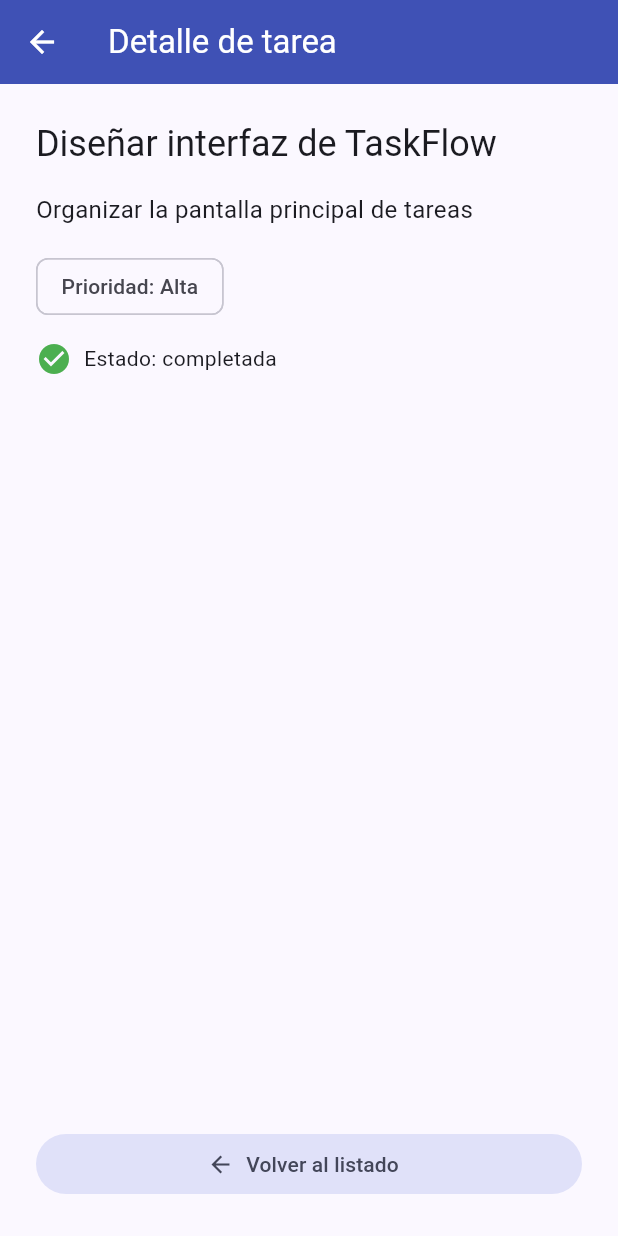
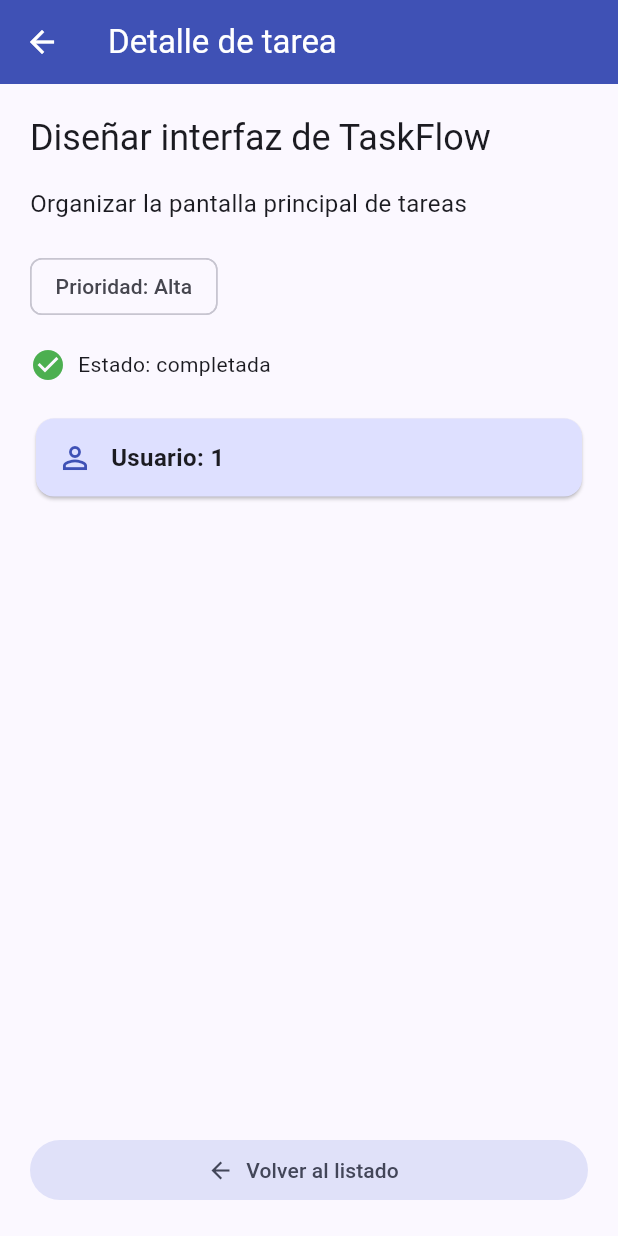
Before and after one commit to Joycesolis12/TaskFlow, a Flutter app: the screen it shows after launch, after a tap on "Diseñar interfaz de TaskFlow", on a phone screen of 412 x 824 dp. Run offline on Flutter 3.47's test engine with Material 3 defaults, Android fonts, the phone set to English and light mode, and no system bars; our stand-ins replace go_router.

Commit message:
docs: definir alcance y modelo de TaskFlow

```diff
--- a/lib/main.dart
+++ b/lib/main.dart
@@ -1,9 +1,90 @@
 import 'package:flutter/material.dart';
 import 'package:go_router/go_router.dart';
+
+import 'task.dart';
 
 void main() {
   runApp(const TaskFlowApp());
 }
+
+// ============================================
+// SESIÓN 5: DATOS LOCALES DE TASKFLOW
+// ============================================
+
+const List<Task> demoTasks = [
+  Task(
+    id: 1,
+    title: 'Diseñar interfaz de TaskFlow',
+    description: 'Organizar la pantalla principal de tareas',
+    priority: 'Alta',
+    isCompleted: true,
+    userId: 1,
+  ),
+  Task(
+    id: 2,
+    title: 'Implementar modelo Task',
+    description: 'Definir los datos de cada tarea',
+    priority: 'Alta',
+    isCompleted: true,
+    userId: 1,
+  ),
+  Task(
+    id: 3,
+    title: 'Crear tarjetas reutilizables',
+    description: 'Desarrollar el componente TaskCard',
+    priority: 'Media',
+    isCompleted: true,
+    userId: 1,
+  ),
+  Task(
+    id: 4,
+    title: 'Verificar listado desplazable',
+    description: 'Probar ListView.builder en Android',
+    priority: 'Media',
+    isCompleted: false,
+    userId: 1,
+  ),
+  Task(
+    id: 5,
+    title: 'Preparar entrega de la sesión',
+    description: 'Guardar evidencias y subir a GitHub',
+    priority: 'Baja',
+    isCompleted: false,
+    userId: 1,
+  ),
+];
+
+// ============================================
+// BUSCAR UNA TAREA POR SU ID
+// ============================================
+
+Task? findTask(int? id) {
+  for (final task in demoTasks) {
+    if (task.id == id) {
+      return task;
+    }
+  }
+
+  return null;
+}
+
+// ============================================
+// NAVEGACIÓN CON GO_ROUTER
+// ============================================
+
+final GoRouter appRouter = GoRouter(
+  routes: [
+    GoRoute(path: '/', builder: (context, state) => const TaskListScreen()),
+    GoRoute(
+      path: '/task/:id',
+      builder: (context, state) {
+        final id = int.tryParse(state.pathParameters['id'] ?? '');
+
+        return TaskDetailScreen(task: findTask(id));
+      },
+    ),
+  ],
+);
 
 // ============================================
 // APLICACIÓN PRINCIPAL
@@ -27,83 +108,7 @@ class TaskFlowApp extends StatelessWidget {
 }
 
 // ============================================
-// SESIÓN 3: MODELO DE DATOS
-// ============================================
-
-class Task {
-  const Task({
-    required this.id,
-    required this.title,
-    required this.description,
-    required this.priority,
-    required this.isCompleted,
-  });
-
-  final int id;
-  final String title;
-  final String description;
-  final String priority;
-  final bool isCompleted;
-}
-
-// Cinco tareas auténticas de TaskFlow
-const demoTasks = [
-  Task(
-    id: 1,
-    title: 'Diseñar interfaz de TaskFlow',
-    description: 'Organizar la pantalla principal de tareas',
-    priority: 'Alta',
-    isCompleted: true,
-  ),
-  Task(
-    id: 2,
-    title: 'Implementar modelo Task',
-    description: 'Definir los datos de cada tarea',
-    priority: 'Alta',
-    isCompleted: true,
-  ),
-  Task(
-    id: 3,
-    title: 'Crear tarjetas reutilizables',
-    description: 'Desarrollar el componente TaskCard',
-    priority: 'Media',
-    isCompleted: true,
-  ),
-  Task(
-    id: 4,
-    title: 'Verificar listado desplazable',
-    description: 'Probar ListView.builder en Android',
-    priority: 'Media',
-    isCompleted: false,
-  ),
-  Task(
-    id: 5,
-    title: 'Preparar entrega de la sesión',
-    description: 'Guardar evidencias y subir a GitHub',
-    priority: 'Baja',
-    isCompleted: false,
-  ),
-];
-
-// ============================================
-// SESIÓN 4: RUTAS DE NAVEGACIÓN
-// ============================================
-
-final appRouter = GoRouter(
-  routes: [
-    GoRoute(path: '/', builder: (context, state) => const TaskListScreen()),
-    GoRoute(
-      path: '/task/:id',
-      builder: (context, state) {
-        final taskId = int.parse(state.pathParameters['id']!);
-        return TaskDetailScreen(taskId: taskId);
-      },
-    ),
-  ],
-);
-
-// ============================================
-// SESIÓN 3 Y 4: TARJETA REUTILIZABLE
+// COMPONENTE REUTILIZABLE TASKCARD
 // ============================================
 
 class TaskCard extends StatelessWidget {
@@ -119,7 +124,7 @@ class TaskCard extends StatelessWidget {
         onTap: onTap,
         leading: Icon(
           task.isCompleted ? Icons.check_circle : Icons.radio_button_unchecked,
-          color: task.isCompleted ? Colors.green : null,
+          color: task.isCompleted ? Colors.green : Colors.grey,
         ),
         title: Text(task.title),
         subtitle: Text('${task.priority} · ${task.description}'),
@@ -130,7 +135,7 @@ class TaskCard extends StatelessWidget {
 }
 
 // ============================================
-// SESIÓN 4: LISTADO CON NAVEGACIÓN
+// PANTALLA PRINCIPAL: LISTADO
 // ============================================
 
 class TaskListScreen extends StatelessWidget {
@@ -153,7 +158,9 @@ class TaskListScreen extends StatelessWidget {
 
           return TaskCard(
             task: task,
-            onTap: () => context.push('/task/${task.id}'),
+            onTap: () {
+              context.push('/task/${task.id}');
+            },
           );
         },
       ),
@@ -162,17 +169,17 @@ class TaskListScreen extends StatelessWidget {
 }
 
 // ============================================
-// SESIÓN 4: PANTALLA DE DETALLE
+// SESIÓN 5: PANTALLA DE DETALLE CORREGIDA
 // ============================================
 
 class TaskDetailScreen extends StatelessWidget {
-  const TaskDetailScreen({super.key, required this.taskId});
+  const TaskDetailScreen({super.key, required this.task});
 
-  final int taskId;
+  final Task? task;
 
   @override
   Widget build(BuildContext context) {
-    final task = demoTasks.firstWhere((item) => item.id == taskId);
+    final selected = task;
 
     return Scaffold(
       appBar: AppBar(
@@ -180,34 +187,90 @@ class TaskDetailScreen extends StatelessWidget {
         backgroundColor: Colors.indigo,
         foregroundColor: Colors.white,
       ),
-      body: Padding(
-        padding: const EdgeInsets.all(24),
+      body: SafeArea(
+        child: selected == null
+            ? const Center(child: Text('No se encontró esta tarea.'))
+            : Padding(
+                padding: const EdgeInsets.all(20),
                 child: Column(
                   crossAxisAlignment: CrossAxisAlignment.start,
                   children: [
-            Text(task.title, style: Theme.of(context).textTheme.headlineSmall),
+                    // TÍTULO
+                    Text(
+                      selected.title,
+                      style: Theme.of(context).textTheme.headlineSmall,
+                    ),
+
                     const SizedBox(height: 16),
-            Text(task.description, style: const TextStyle(fontSize: 16)),
+
+                    // DESCRIPCIÓN
+                    Text(
+                      selected.description,
+                      style: const TextStyle(fontSize: 16),
+                    ),
+
+                    const SizedBox(height: 20),
+
+                    // PRIORIDAD
+                    Chip(label: Text('Prioridad: ${selected.priority}')),
+
                     const SizedBox(height: 16),
-            Chip(label: Text('Prioridad: ${task.priority}')),
-            const SizedBox(height: 12),
+
+                    // ESTADO
                     Row(
                       children: [
                         Icon(
-                  task.isCompleted ? Icons.check_circle : Icons.pending_actions,
-                  color: task.isCompleted ? Colors.green : Colors.orange,
+                          selected.isCompleted
+                              ? Icons.check_circle
+                              : Icons.pending_actions,
+                          color: selected.isCompleted
+                              ? Colors.green
+                              : Colors.orange,
                         ),
                         const SizedBox(width: 8),
                         Text(
-                  task.isCompleted ? 'Estado: completada' : 'Estado: pendiente',
+                          selected.isCompleted
+                              ? 'Estado: completada'
+                              : 'Estado: pendiente',
                         ),
                       ],
                     ),
+
+                    const SizedBox(height: 20),
+
+                    // USUARIO: SESIÓN 5
+                    Card(
+                      color: Theme.of(context).colorScheme.primaryContainer,
+                      child: Padding(
+                        padding: const EdgeInsets.all(14),
+                        child: Row(
+                          children: [
+                            const Icon(
+                              Icons.person_outline,
+                              color: Colors.indigo,
+                            ),
+                            const SizedBox(width: 12),
+                            Text(
+                              'Usuario: ${selected.userId}',
+                              style: const TextStyle(
+                                fontSize: 16,
+                                fontWeight: FontWeight.bold,
+                              ),
+                            ),
+                          ],
+                        ),
+                      ),
+                    ),
+
                     const Spacer(),
+
+                    // BOTÓN PARA REGRESAR
                     SizedBox(
                       width: double.infinity,
                       child: FilledButton.tonalIcon(
-                onPressed: () => context.pop(),
+                        onPressed: () {
+                          context.pop();
+                        },
                         icon: const Icon(Icons.arrow_back),
                         label: const Text('Volver al listado'),
                       ),
@@ -215,116 +278,6 @@ class TaskDetailScreen extends StatelessWidget {
                   ],
                 ),
               ),
-    );
-  }
-}
-
-// ============================================
-// SESIÓN 2: PANTALLA ANTERIOR CONSERVADA
-// ============================================
-
-class WelcomeScreen extends StatefulWidget {
-  const WelcomeScreen({super.key});
-
-  @override
-  State<WelcomeScreen> createState() => _WelcomeScreenState();
-}
-
-class _WelcomeScreenState extends State<WelcomeScreen> {
-  final String studentName = 'Joyce Solís';
-
-  int pendingTasks = 3;
-  int completedTasks = 0;
-
-  static const int dailyGoal = 5;
-
-  void _addTask() {
-    setState(() {
-      pendingTasks++;
-    });
-  }
-
-  void _completeTask() {
-    if (pendingTasks == 0) {
-      return;
-    }
-
-    setState(() {
-      pendingTasks--;
-
-      if (completedTasks < dailyGoal) {
-        completedTasks++;
-      }
-    });
-  }
-
-  @override
-  Widget build(BuildContext context) {
-    final statusMessage = pendingTasks == 0
-        ? '¡Excelente! No tienes tareas pendientes.'
-        : 'Aún tienes tareas por organizar.';
-
-    return Scaffold(
-      appBar: AppBar(
-        title: const Text('TaskFlow'),
-        centerTitle: true,
-        backgroundColor: Colors.indigo,
-        foregroundColor: Colors.white,
-      ),
-      body: Padding(
-        padding: const EdgeInsets.all(24),
-        child: Column(
-          crossAxisAlignment: CrossAxisAlignment.start,
-          children: [
-            const Icon(Icons.rocket_launch, size: 56, color: Colors.indigo),
-            const SizedBox(height: 24),
-            Text(
-              '¡Hola, $studentName!',
-              style: Theme.of(context).textTheme.headlineMedium,
-            ),
-            const SizedBox(height: 12),
-            Text(statusMessage),
-            const SizedBox(height: 12),
-            Text(
-              'Completadas hoy: $completedTasks de $dailyGoal',
-              style: const TextStyle(
-                fontSize: 16,
-                fontWeight: FontWeight.bold,
-                color: Colors.indigo,
-              ),
-            ),
-            const SizedBox(height: 28),
-            Card(
-              child: Padding(
-                padding: const EdgeInsets.all(20),
-                child: Row(
-                  children: [
-                    const Icon(Icons.pending_actions, color: Colors.indigo),
-                    const SizedBox(width: 12),
-                    Text('Tareas pendientes: $pendingTasks'),
-                  ],
-                ),
-              ),
-            ),
-            const SizedBox(height: 24),
-            Wrap(
-              spacing: 12,
-              runSpacing: 12,
-              children: [
-                ElevatedButton.icon(
-                  onPressed: _addTask,
-                  icon: const Icon(Icons.add),
-                  label: const Text('Agregar tarea'),
-                ),
-                OutlinedButton.icon(
-                  onPressed: pendingTasks == 0 ? null : _completeTask,
-                  icon: const Icon(Icons.done),
-                  label: const Text('Completar una tarea'),
-                ),
-              ],
-            ),
-          ],
-        ),
       ),
     );
   }
--- /dev/null
+++ b/lib/task.dart
@@ -0,0 +1,28 @@
+class Task {
+  const Task({
+    required this.id,
+    required this.title,
+    required this.description,
+    required this.priority,
+    required this.isCompleted,
+    required this.userId,
+  });
+
+  final int id;
+  final String title;
+  final String description;
+  final String priority;
+  final bool isCompleted;
+  final int userId;
+
+  factory Task.fromJson(Map<String, dynamic> json) {
+    return Task(
+      id: json['id'] as int,
+      title: json['title'] as String,
+      description: json['description'] as String,
+      priority: json['priority'] as String,
+      isCompleted: json['isCompleted'] as bool,
+      userId: json['userId'] as int,
+    );
+  }
+}
```
Also changed, not shown: 1 other file. Lines whose indentation alone changed are shown as unchanged.
